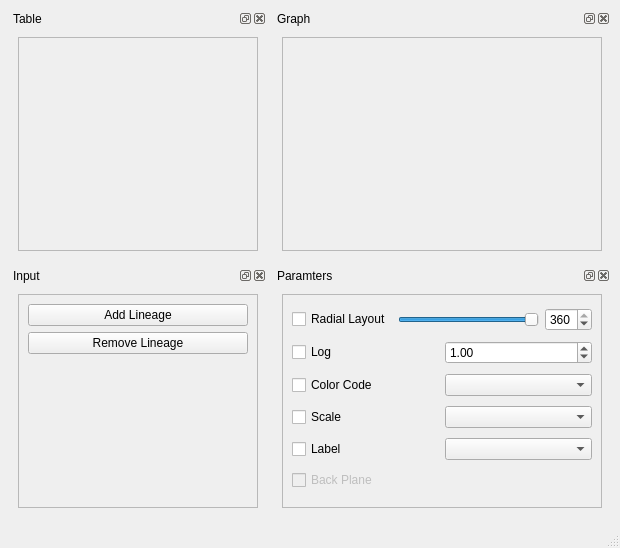
First picture: the form in lineageViewer.ui, repository NicolasRannou/lineageViewer, before the edit.
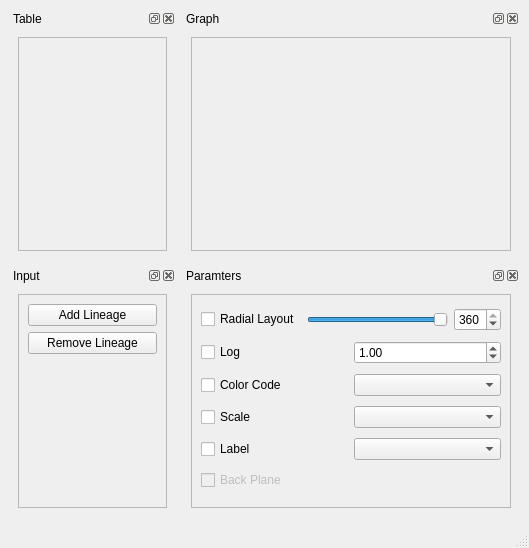
Second picture: the form after the edit. Custom widgets are drawn as their Qt base class.

Commit message: moving forward...

Diff of the .ui file:
```diff
--- a/lineageViewer.ui
+++ b/lineageViewer.ui
@@ -6,7 +6,7 @@
    <rect>
     <x>0</x>
     <y>0</y>
-    <width>620</width>
+    <width>529</width>
     <height>548</height>
    </rect>
   </property>
```
Left out of the diff: 2 changed lines with no effect on the pictures. The commit also changes 2 other files.
